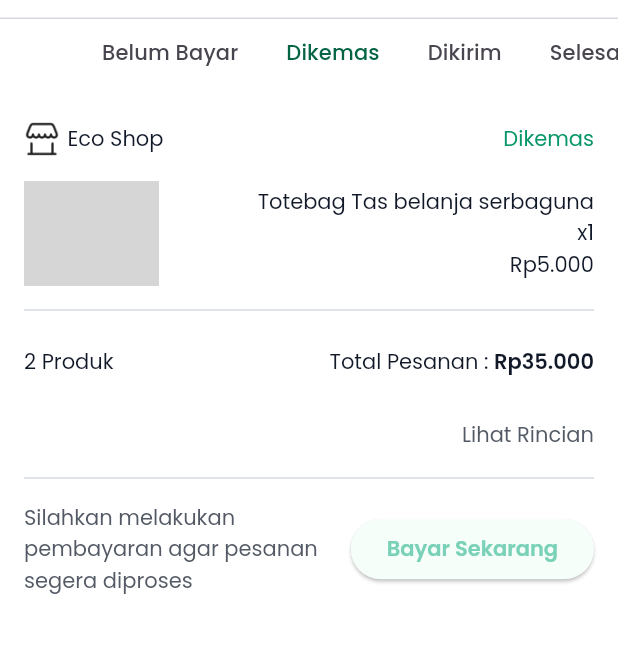
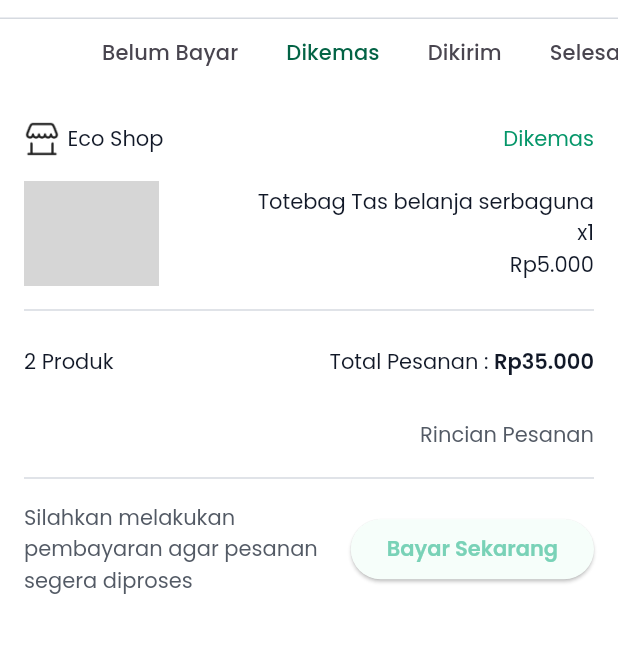
Before and after one commit to Ecowave-Alterra/ecowave-flutter, a Flutter app: the OrderHistoryPage screen opened directly, tab 2 chosen, on a phone screen of 412 x 824 dp, the part 65-718 px from its top. Run offline on Flutter 3.47's test engine with Material 2 defaults, Android fonts, the phone set to English and light mode, and no system bars; our stand-ins replace another_flushbar, carousel_slider, equatable, file_picker, flutter_bloc, flutter_countdown_timer and 5 more; network calls fail; grey boxes are pictures that could not be loaded.

Commit message:
fixing revisi ui

```diff
--- a/lib/features/order/view/pages/order_history_page.dart
+++ b/lib/features/order/view/pages/order_history_page.dart
@@ -69,7 +69,6 @@ class _OrderHistoryPageState extends State<OrderHistoryPage>
               decoration: const BoxDecoration(),
               child: TabBarView(
                 controller: _tabController,
-                physics: const NeverScrollableScrollPhysics(),
                 children: <Widget>[
                   //
                   //STATUS PRODUK BELUM BAYAR
--- a/lib/features/order/view/pages/paid_order_detail_page.dart
+++ b/lib/features/order/view/pages/paid_order_detail_page.dart
@@ -103,6 +103,7 @@ class PaidOrderDetailPage extends StatelessWidget {
               const Divider(),
               ListView.builder(
                   itemCount: orderPaid.order.length,
+                  physics: const NeverScrollableScrollPhysics(),
                   shrinkWrap: true,
                   itemBuilder: (context, index) {
                     final produkBelumByar = orderPaid.order[index];
--- a/lib/features/order/view/pages/unpaid_order_detail_page.dart
+++ b/lib/features/order/view/pages/unpaid_order_detail_page.dart
@@ -110,6 +110,7 @@ class UnpaidOrderDetailPage extends StatelessWidget {
               ListView.builder(
                   itemCount: orderUnpaid.order.length,
                   shrinkWrap: true,
+                  physics: const NeverScrollableScrollPhysics(),
                   itemBuilder: (context, index) {
                     final produkBelumByar = orderUnpaid.order[index];
                     return Padding(
--- a/lib/features/order/view/widgets/product_order_widget.dart.dart
+++ b/lib/features/order/view/widgets/product_order_widget.dart.dart
@@ -130,7 +130,7 @@ class StatusOrderWidget extends StatelessWidget {
                 InkWell(
                   onTap: onPressedDetail,
                   child: const Text(
-                    "Lihat Rincian",
+                    "Rincian Pesanan",
                     style: TextStyle(color: AppColors.grey600),
                   ),
                 )
```
